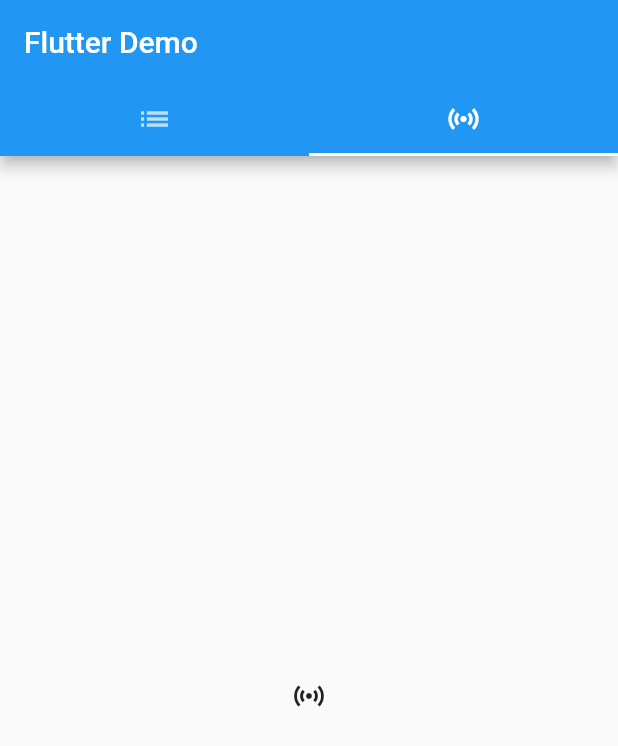
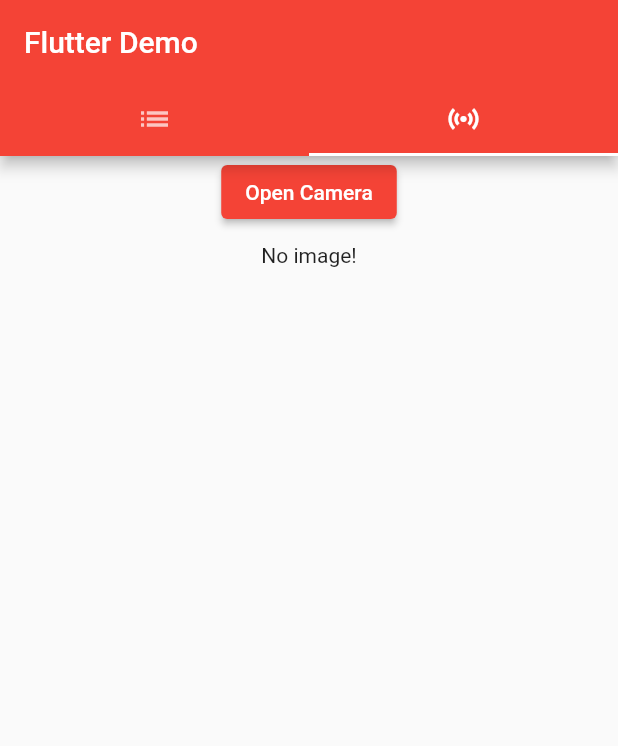
Before and after one commit to ZerioM/flutter_example_finished, a Flutter app: the screen it shows after launch, tab 2 chosen, on a phone screen of 412 x 824 dp. Shown: the top 746 px of the screen. Run offline on Flutter 3.47's test engine with Material 2 defaults, Android fonts, the phone set to English and light mode, and no system bars; our stand-ins replace camera, flutter_slidable; network calls fail.

Commit message:
feat(general): ✨ add Camera Feature

```diff
--- a/lib/main.dart
+++ b/lib/main.dart
@@ -1,28 +1,42 @@
 import 'package:example_finished/tabs/list.dart';
-import 'package:example_finished/tabs/sensors.dart';
+import 'package:example_finished/tabs/sensor/sensors_screen.dart';
 import 'package:flutter/material.dart';
+import 'package:camera/camera.dart';
+import 'package:flutter/foundation.dart';
 
-void main() => runApp(const MyApp());
+Future<void> main() async {
+  WidgetsFlutterBinding.ensureInitialized();
+
+  // Obtain a list of the available cameras on the device.
+  final cameras = await availableCameras();
+
+  debugPrint('cameras: $cameras');
+
+  final CameraDescription firstCamera = cameras[0];
+
+  // Get a specific camera from the list of available cameras.
+
+  runApp(MyApp(camera: firstCamera));
+}
 
 class MyApp extends StatelessWidget {
-  const MyApp({Key? key}) : super(key: key);
+  // ignore: prefer_const_constructors_in_immutables
+  MyApp({Key? key, required this.camera}) : super(key: key);
 
+  final CameraDescription camera;
   // This widget is the root of your application.
   @override
   Widget build(BuildContext context) {
     return MaterialApp(
       title: 'Flutter Demo',
       theme: ThemeData(
-        primarySwatch: Colors.blue,
+        primarySwatch: Colors.red,
       ),
       home: DefaultTabController(
         length: 2,
-        child:
-        Scaffold(
-          appBar:
-          AppBar(
-            bottom:
-            const TabBar(
+        child: Scaffold(
+            appBar: AppBar(
+              bottom: const TabBar(
                 tabs: [
                   Tab(icon: Icon(Icons.list)),
                   Tab(icon: Icon(Icons.sensors)),
@@ -30,13 +44,12 @@ class MyApp extends StatelessWidget {
               ),
               title: const Text('Flutter Demo'),
             ),
-          body: TabBarView(
-            children: [
+            body: TabBarView(children: [
               ListTab(),
-              SensorsTab(),
-            ]
-          )
+              SensorTabScreen(
+                camera: camera,
               ),
+            ])),
       ),
     );
   }
--- /dev/null
+++ b/lib/modules/camera/screens/take_picture_screen.dart
@@ -0,0 +1,16 @@
+import 'package:camera/camera.dart';
+import 'package:flutter/cupertino.dart';
+import '../state/take_pictures_state.dart';
+
+class TakePictureScreen extends StatefulWidget{
+   const TakePictureScreen({
+    Key? key,
+    required this.camera,
+  }) : super(key: key);
+
+  final CameraDescription camera;
+
+  @override
+  TakePictureScreenState createState() => TakePictureScreenState();
+
+}
--- /dev/null
+++ b/lib/tabs/sensor/sensor_state.dart
@@ -0,0 +1,36 @@
+import 'dart:io';
+import 'package:example_finished/modules/camera/screens/take_picture_screen.dart';
+import 'package:example_finished/tabs/sensor/sensors_screen.dart';
+import 'package:flutter/material.dart';
+
+class SensorTabScreenState extends State<SensorTabScreen> {
+  late String _image = "";
+  // ignore: prefer_typing_uninitialized_variables
+  // final cameras = await availableCameras();
+  @override
+  Widget build(BuildContext context) {
+    return Scaffold(
+        body: Center(
+      child: Column(children: [
+        ElevatedButton(
+            child: const Text('Open Camera'),
+            onPressed: () async {
+              final image = await Navigator.push(
+                context,
+                MaterialPageRoute(
+                    builder: (context) =>
+                        TakePictureScreen(camera: widget.camera)),
+              );
+              setState(() => _image = image);
+
+              // Navigate to second route when tapped.
+            }),
+        Padding(
+            padding: const EdgeInsets.all(10),
+            child: _image != ""
+                ? Image.file(File(_image))
+                : const Text("No image!"))
+      ]),
+    ));
+  }
+}
--- /dev/null
+++ b/lib/tabs/sensor/sensors_screen.dart
@@ -0,0 +1,16 @@
+import 'dart:io';
+
+import 'package:camera/camera.dart';
+import 'package:example_finished/modules/camera/screens/take_picture_screen.dart';
+import 'package:example_finished/tabs/sensor/sensor_state.dart';
+import 'package:flutter/material.dart';
+
+class SensorTabScreen extends StatefulWidget {
+ const SensorTabScreen({
+    Key? key,
+    required this.camera,
+  }) : super(key: key);
+  final CameraDescription camera;
+  @override
+  SensorTabScreenState createState() => SensorTabScreenState();
+}
--- a/lib/tabs/sensors.dart
+++ /dev/null
@@ -1,9 +0,0 @@
-import 'package:flutter/material.dart';
-
-class SensorsTab extends StatelessWidget {
-  @override
-  Widget build(BuildContext context) {
-    return const Icon(Icons.sensors);
-  }
-
-}
--- a/pubspec.yaml
+++ b/pubspec.yaml
@@ -36,6 +36,7 @@ dependencies:
   cupertino_icons: ^1.0.2
   flutter_slidable:
   http:
+  camera: ^0.9.4+2
 
 dev_dependencies:
   flutter_test:
```
Also changed, not shown: lib/modules/camera/state/take_pictures_state.dart (added, +84 -0 lines), pubspec.lock, 1 other file. Lines whose indentation alone changed are shown as unchanged.
